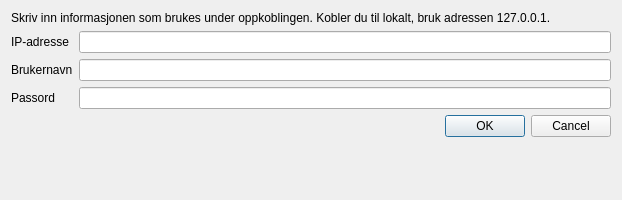
First picture: the form in src/jobb/QT/jobber/jobber/connectpsql.ui, repository andersbo87/sources, before the edit.
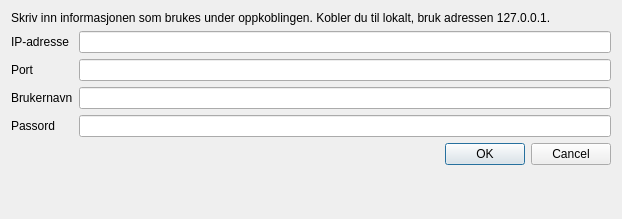
Second picture: the form after the edit. Icons and pictures are not drawn.

Commit message: Flere endringer: Mulighet til å angi en port tilkoblingen skal benytte og andre, mindre endringer.

Patch:
```diff
--- a/src/jobb/QT/jobber/jobber/connectpsql.ui
+++ b/src/jobb/QT/jobber/jobber/connectpsql.ui
@@ -7,7 +7,7 @@
     <x>0</x>
     <y>0</y>
     <width>622</width>
-    <height>200</height>
+    <height>219</height>
    </rect>
   </property>
   <property name="minimumSize">
@@ -47,24 +47,45 @@
    <item row="1" column="1">
     <widget class="QLineEdit" name="lineEdit_Host"/>
    </item>
-   <item row="2" column="0">
+   <item row="3" column="0">
+    <widget class="QLabel" name="label_5">
+     <property name="text">
+      <string>Port</string>
+     </property>
+    </widget>
+   </item>
+   <item row="3" column="1">
+    <widget class="QLineEdit" name="lineEdit_Port">
+     <property name="toolTip">
+      <string>Hvilken port som skal brukes. Vanlige porter er 5432 og 5433.</string>
+     </property>
+    </widget>
+   </item>
+   <item row="4" column="0">
     <widget class="QLabel" name="label_2">
      <property name="text">
       <string>Brukernavn</string>
      </property>
     </widget>
    </item>
-   <item row="2" column="1">
+   <item row="4" column="1">
     <widget class="QLineEdit" name="lineEdit_User"/>
    </item>
-   <item row="3" column="0">
+   <item row="5" column="0">
     <widget class="QLabel" name="label_3">
      <property name="text">
       <string>Passord</string>
      </property>
     </widget>
    </item>
-   <item row="4" column="0" colspan="2">
+   <item row="5" column="1">
+    <widget class="QLineEdit" name="lineEdit_Password">
+     <property name="echoMode">
+      <enum>QLineEdit::Password</enum>
+     </property>
+    </widget>
+   </item>
+   <item row="6" column="0" colspan="2">
     <widget class="QDialogButtonBox" name="buttonBox">
      <property name="orientation">
       <enum>Qt::Horizontal</enum>
@@ -74,13 +95,6 @@
      </property>
     </widget>
    </item>
-   <item row="3" column="1">
-    <widget class="QLineEdit" name="lineEdit_Password">
-     <property name="echoMode">
-      <enum>QLineEdit::Password</enum>
-     </property>
-    </widget>
-   </item>
   </layout>
  </widget>
  <tabstops>
```
Left out of the diff: 1 changed line with no effect on the pictures. The commit also changes 13 other files.
